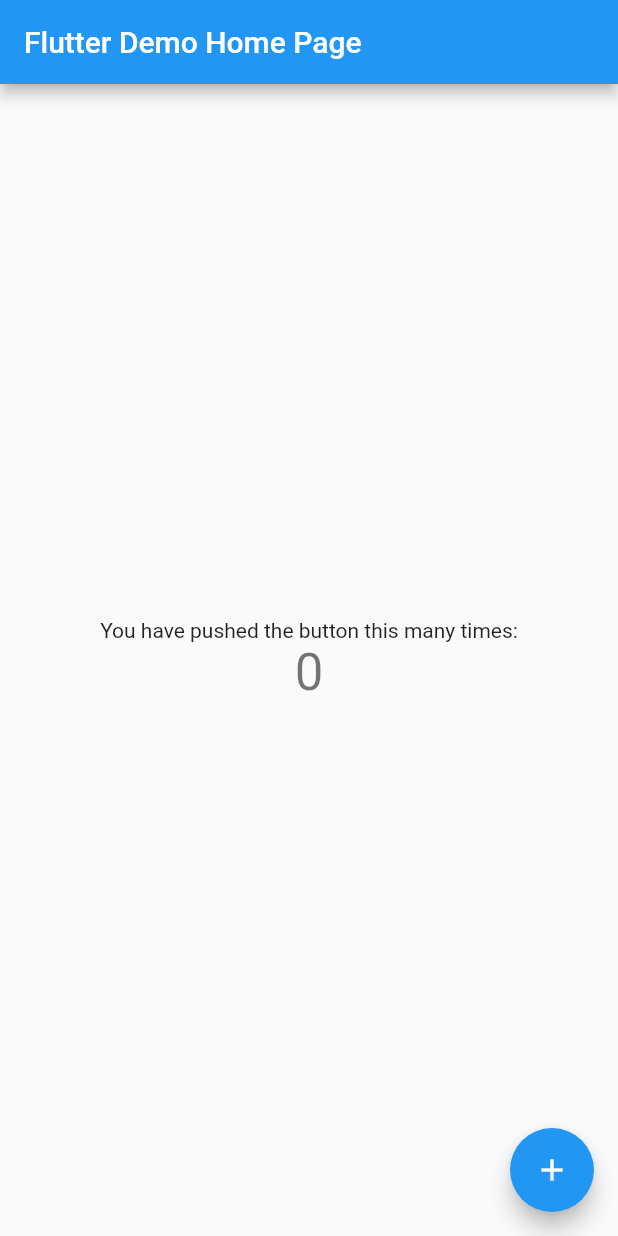
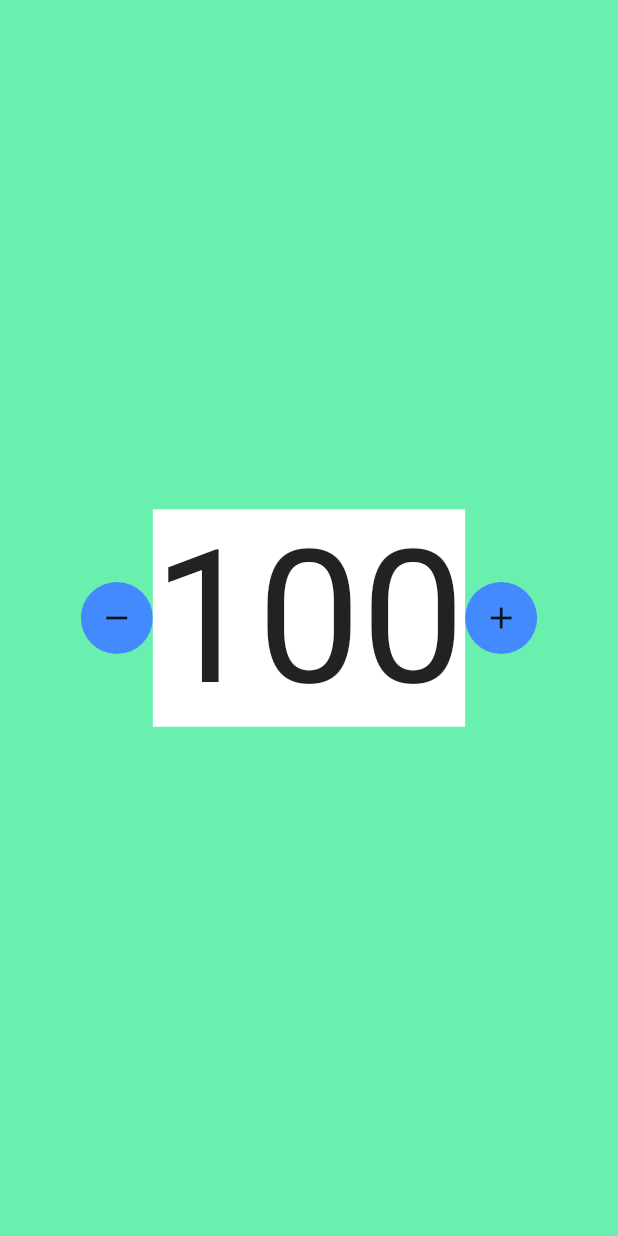
Before and after one commit to montonurb/gerencia-de-estado, a Flutter app: the screen it shows after launch, on a phone screen of 412 x 824 dp. Run offline on Flutter 3.47's test engine with Material 2 defaults, Android fonts, the phone set to English and light mode, and no system bars.

```diff
--- a/provider/lib/main.dart
+++ b/provider/lib/main.dart
@@ -1,115 +1,22 @@
 import 'package:flutter/material.dart';
+import 'package:provider/pages/home_page.dart';
 
 void main() {
-  runApp(const MyApp());
+  runApp(const ContadorApp());
 }
 
-class MyApp extends StatelessWidget {
-  const MyApp({Key? key}) : super(key: key);
+class ContadorApp extends StatefulWidget {
+  const ContadorApp({Key? key}) : super(key: key);
 
-  // This widget is the root of your application.
+  @override
+  State<ContadorApp> createState() => ContadorAppState();
+}
+
+class ContadorAppState extends State<ContadorApp> {
   @override
   Widget build(BuildContext context) {
-    return MaterialApp(
-      title: 'Flutter Demo',
-      theme: ThemeData(
-        // This is the theme of your application.
-        //
-        // Try running your application with "flutter run". You'll see the
-        // application has a blue toolbar. Then, without quitting the app, try
-        // changing the primarySwatch below to Colors.green and then invoke
-        // "hot reload" (press "r" in the console where you ran "flutter run",
-        // or simply save your changes to "hot reload" in a Flutter IDE).
-        // Notice that the counter didn't reset back to zero; the application
-        // is not restarted.
-        primarySwatch: Colors.blue,
-      ),
-      home: const MyHomePage(title: 'Flutter Demo Home Page'),
+    return const MaterialApp(
+      home: HomePage(),
     );
   }
 }
-
-class MyHomePage extends StatefulWidget {
-  const MyHomePage({Key? key, required this.title}) : super(key: key);
-
-  // This widget is the home page of your application. It is stateful, meaning
-  // that it has a State object (defined below) that contains fields that affect
-  // how it looks.
-
-  // This class is the configuration for the state. It holds the values (in this
-  // case the title) provided by the parent (in this case the App widget) and
-  // used by the build method of the State. Fields in a Widget subclass are
-  // always marked "final".
-
-  final String title;
-
-  @override
-  State<MyHomePage> createState() => _MyHomePageState();
-}
-
-class _MyHomePageState extends State<MyHomePage> {
-  int _counter = 0;
-
-  void _incrementCounter() {
-    setState(() {
-      // This call to setState tells the Flutter framework that something has
-      // changed in this State, which causes it to rerun the build method below
-      // so that the display can reflect the updated values. If we changed
-      // _counter without calling setState(), then the build method would not be
-      // called again, and so nothing would appear to happen.
-      _counter++;
-    });
-  }
-
-  @override
-  Widget build(BuildContext context) {
-    // This method is rerun every time setState is called, for instance as done
-    // by the _incrementCounter method above.
-    //
-    // The Flutter framework has been optimized to make rerunning build methods
-    // fast, so that you can just rebuild anything that needs updating rather
-    // than having to individually change instances of widgets.
-    return Scaffold(
-      appBar: AppBar(
-        // Here we take the value from the MyHomePage object that was created by
-        // the App.build method, and use it to set our appbar title.
-        title: Text(widget.title),
-      ),
-      body: Center(
-        // Center is a layout widget. It takes a single child and positions it
-        // in the middle of the parent.
-        child: Column(
-          // Column is also a layout widget. It takes a list of children and
-          // arranges them vertically. By default, it sizes itself to fit its
-          // children horizontally, and tries to be as tall as its parent.
-          //
-          // Invoke "debug painting" (press "p" in the console, choose the
-          // "Toggle Debug Paint" action from the Flutter Inspector in Android
-          // Studio, or the "Toggle Debug Paint" command in Visual Studio Code)
-          // to see the wireframe for each widget.
-          //
-          // Column has various properties to control how it sizes itself and
-          // how it positions its children. Here we use mainAxisAlignment to
-          // center the children vertically; the main axis here is the vertical
-          // axis because Columns are vertical (the cross axis would be
-          // horizontal).
-          mainAxisAlignment: MainAxisAlignment.center,
-          children: <Widget>[
-            const Text(
-              'You have pushed the button this many times:',
-            ),
-            Text(
-              '$_counter',
-              style: Theme.of(context).textTheme.headline4,
-            ),
-          ],
-        ),
-      ),
-      floatingActionButton: FloatingActionButton(
-        onPressed: _incrementCounter,
-        tooltip: 'Increment',
-        child: const Icon(Icons.add),
-      ), // This trailing comma makes auto-formatting nicer for build methods.
-    );
-  }
-}
--- /dev/null
+++ b/provider/lib/pages/home_page.dart
@@ -0,0 +1,55 @@
+import 'package:flutter/material.dart';
+
+class HomePage extends StatelessWidget {
+  const HomePage({Key? key}) : super(key: key);
+
+  @override
+  Widget build(BuildContext context) {
+    Size mediaQuery = MediaQuery.of(context).size;
+    return SafeArea(
+      child: Scaffold(
+        body: Container(
+          color: Colors.greenAccent,
+          child: Column(
+            mainAxisAlignment: MainAxisAlignment.center,
+            children: [
+              Row(
+                crossAxisAlignment: CrossAxisAlignment.center,
+                mainAxisAlignment: MainAxisAlignment.center,
+                children: [
+                  Container(
+                    decoration: BoxDecoration(
+                      borderRadius: BorderRadius.circular(50),
+                      color: Colors.blueAccent,
+                    ),
+                    child: IconButton(
+                      icon: const Icon(Icons.remove),
+                      onPressed: () {},
+                    ),
+                  ),
+                  Container(
+                    color: Colors.white,
+                    child: Text(
+                      '100',
+                      style: TextStyle(fontSize: mediaQuery.width * 0.3),
+                    ),
+                  ),
+                  Container(
+                    decoration: BoxDecoration(
+                      borderRadius: BorderRadius.circular(50),
+                      color: Colors.blueAccent,
+                    ),
+                    child: IconButton(
+                      icon: const Icon(Icons.add),
+                      onPressed: () {},
+                    ),
+                  ),
+                ],
+              ),
+            ],
+          ),
+        ),
+      ),
+    );
+  }
+}
```
Also changed, not shown: provider/pubspec.yaml (+0 -61 lines), 1 other file.
